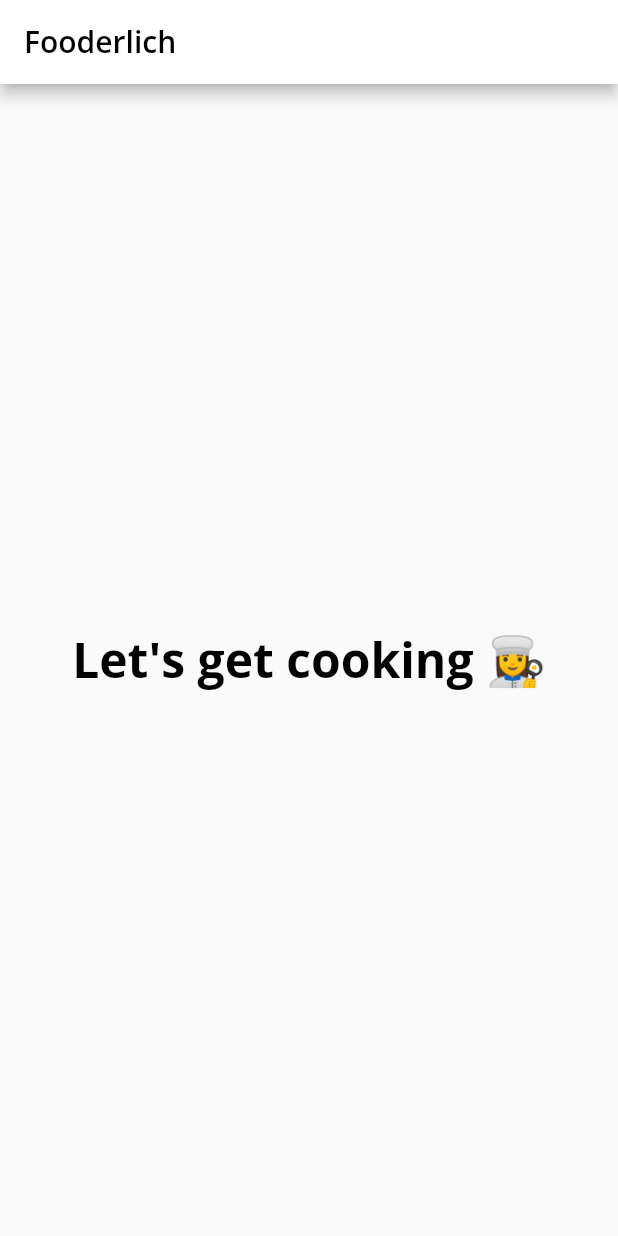
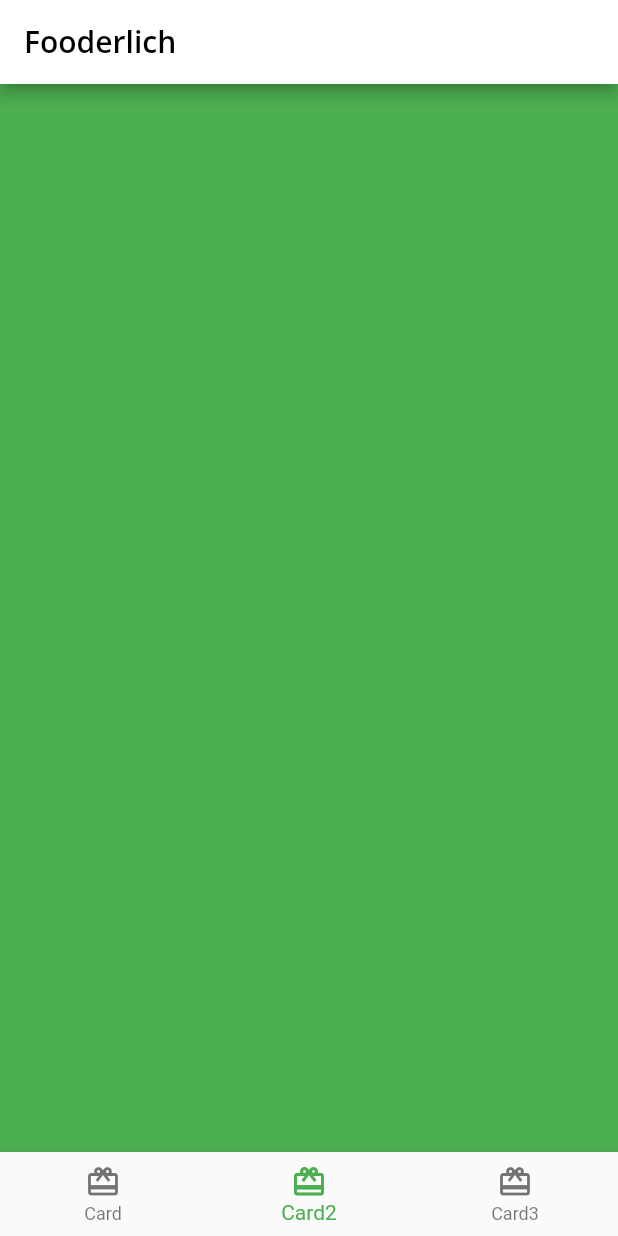
Before and after one commit to itsjatinnagar/Flutter-Apprentice, a Flutter app: the screen it shows after launch, on a phone screen of 412 x 824 dp. Run offline on Flutter 3.47's test engine with Material 2 defaults, Android fonts, the phone set to English and light mode, and no system bars; our stand-ins replace google_fonts; project files that could hold a hidden picture were left out.

```diff
--- /dev/null
+++ b/03-basic-widgets/projects/starter/lib/home.dart
@@ -0,0 +1,52 @@
+import 'package:flutter/material.dart';
+
+class Home extends StatefulWidget {
+  const Home({Key? key}) : super(key: key);
+
+  @override
+  _HomeState createState() => _HomeState();
+}
+
+class _HomeState extends State<Home> {
+  int _selectedIndex = 1;
+
+  static List<Widget> pages = <Widget>[
+    Container(color: Colors.red),
+    Container(color: Colors.green),
+    Container(color: Colors.amber),
+  ];
+
+  void _onItemTapped(int index) => setState(() => _selectedIndex = index);
+
+  @override
+  Widget build(BuildContext context) {
+    return Scaffold(
+      appBar: AppBar(
+        title: Text(
+          'Fooderlich',
+          style: Theme.of(context).textTheme.headline6,
+        ),
+      ),
+      body: pages[_selectedIndex],
+      bottomNavigationBar: BottomNavigationBar(
+        selectedItemColor: Theme.of(context).textSelectionTheme.selectionColor,
+        currentIndex: _selectedIndex,
+        onTap: _onItemTapped,
+        items: <BottomNavigationBarItem>[
+          const BottomNavigationBarItem(
+            icon: Icon(Icons.card_giftcard),
+            label: 'Card',
+          ),
+          const BottomNavigationBarItem(
+            icon: Icon(Icons.card_giftcard),
+            label: 'Card2',
+          ),
+          const BottomNavigationBarItem(
+            icon: Icon(Icons.card_giftcard),
+            label: 'Card3',
+          ),
+        ],
+      ),
+    );
+  }
+}
--- a/03-basic-widgets/projects/starter/lib/main.dart
+++ b/03-basic-widgets/projects/starter/lib/main.dart
@@ -1,5 +1,6 @@
 import 'package:flutter/material.dart';
 import 'fooderlich_theme.dart';
+import 'home.dart';
 
 void main() {
   runApp(const Fooderlich());
@@ -14,20 +15,7 @@ class Fooderlich extends StatelessWidget {
     return MaterialApp(
       theme: theme,
       title: 'Fooderlich',
-      home: Scaffold(
-        appBar: AppBar(
-          title: Text(
-            'Fooderlich',
-            style: theme.textTheme.headline6,
-          ),
-        ),
-        body: Center(
-          child: Text(
-            'Let\'s get cooking 👩‍🍳',
-            style: theme.textTheme.headline1,
-          ),
-        ),
-      ),
+      home: const Home(),
     );
   }
 }
```
